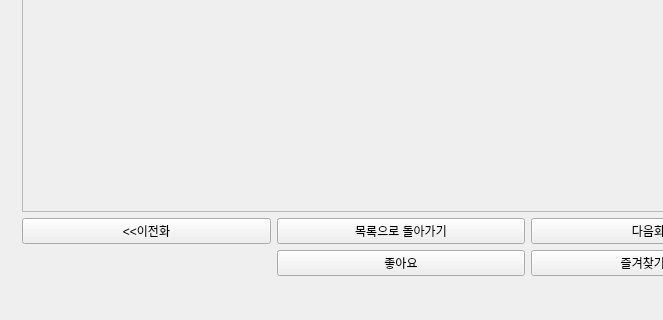
The window that project5_webtoon/client/mainwindow.ui (myeonghh/lms4_Project) describes before a commit, drawn with Qt 5; both pictures show x 0 to 663 and y 343 to 663 of the 802 by 663 pixel window.
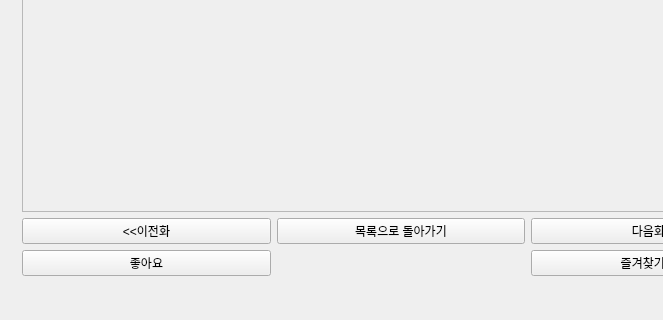
The same window after the commit. The open tabs and pages were chosen to show the change.

```diff
--- a/project5_webtoon/client/mainwindow.ui
+++ b/project5_webtoon/client/mainwindow.ui
@@ -422,13 +422,6 @@
         </item>
         <item>
          <layout class="QGridLayout" name="gridLayout_17">
-          <item row="1" column="1">
-           <widget class="QPushButton" name="like_btn">
-            <property name="text">
-             <string>좋아요</string>
-            </property>
-           </widget>
-          </item>
           <item row="0" column="0">
            <widget class="QPushButton" name="beforeEpi_btn">
             <property name="text">
@@ -457,6 +450,20 @@
             </property>
            </widget>
           </item>
+          <item row="1" column="0">
+           <widget class="QPushButton" name="like_btn">
+            <property name="text">
+             <string>좋아요</string>
+            </property>
+           </widget>
+          </item>
+          <item row="1" column="1">
+           <widget class="QLabel" name="like_cnt_label">
+            <property name="text">
+             <string> </string>
+            </property>
+           </widget>
+          </item>
          </layout>
         </item>
        </layout>
```
Left out of the diff: 2 changed lines with no effect on the pictures.
